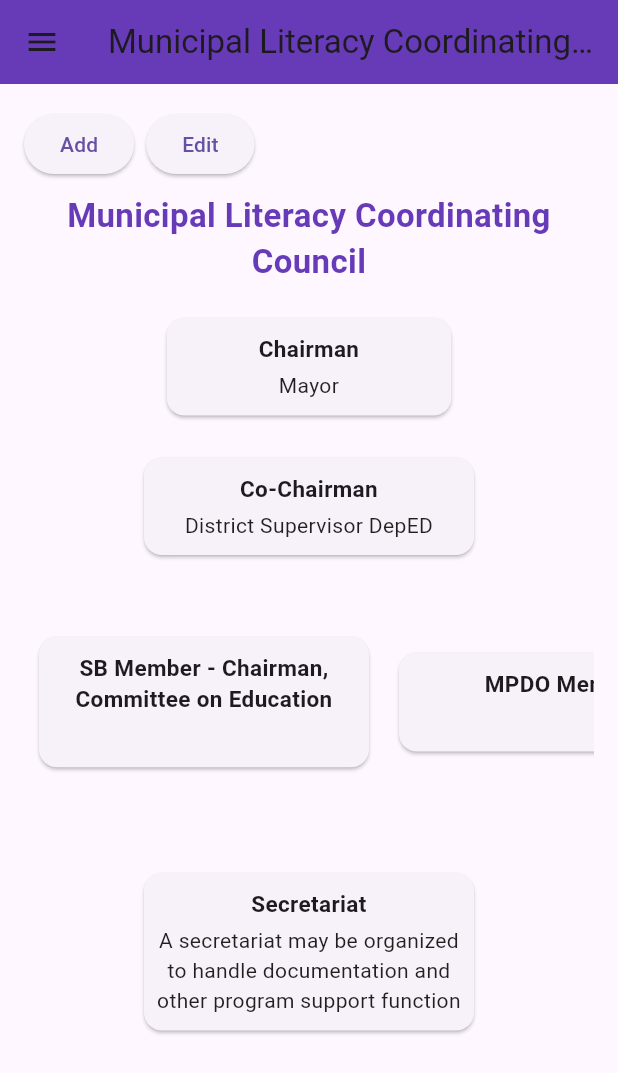
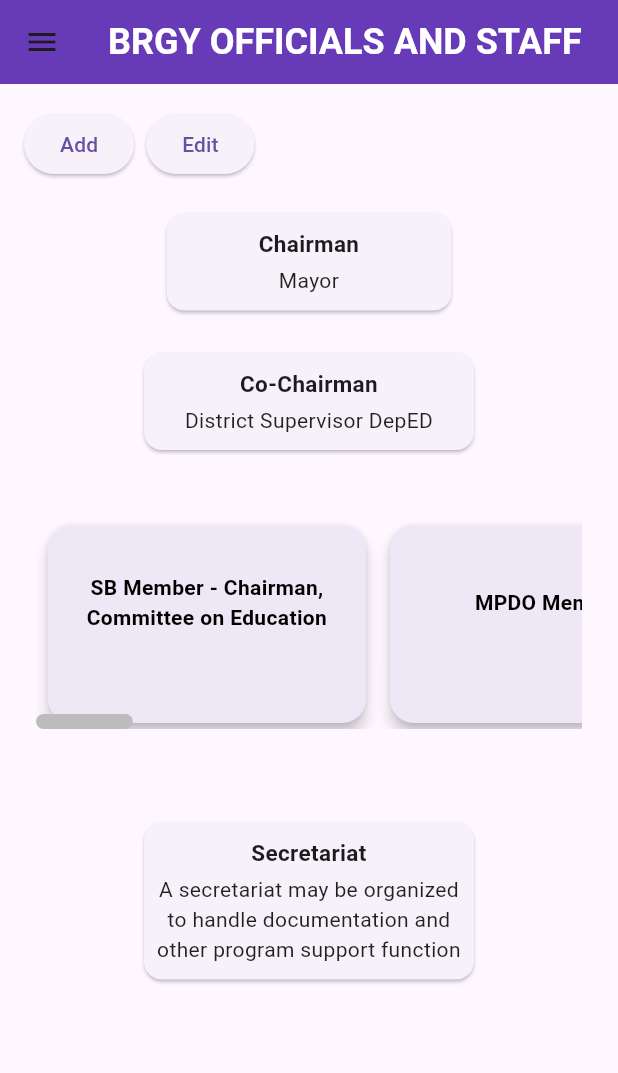
Before and after one commit to OscarTheThird/barangay-mercedes-document-management--system, a Flutter app: the BarangayCoordinatorPage screen opened directly, on a phone screen of 412 x 824 dp. Shown: the top 1073 px of the screen. Run offline on Flutter 3.47's test engine with Material 3 defaults, Android fonts, the light colour scheme and no system bars; our stand-ins replace cloud_firestore, firebase_auth, firebase_core; accounts and stored records are empty.

Commit message:
okay na po to(Updated design in the Brgy officials)

```diff
--- a/lib/barangay_coordinator_page.dart
+++ b/lib/barangay_coordinator_page.dart
@@ -286,6 +286,46 @@ class _BarangayCoordinatorPageState extends State<BarangayCoordinatorPage> {
     );
   }
 
+  void _showEditMemberDialog(String title, String? currentName) {
+    final controller = TextEditingController(text: currentName ?? '');
+    showDialog(
+      context: context,
+      builder: (context) {
+        return AlertDialog(
+          title: Text('Edit $title'),
+          content: TextField(
+            controller: controller,
+            decoration: InputDecoration(labelText: 'Name'),
+            autofocus: true,
+          ),
+          actions: [
+            TextButton(
+              onPressed: () => Navigator.pop(context),
+              child: Text('Cancel'),
+            ),
+            ElevatedButton(
+              onPressed: () async {
+                final name = controller.text.trim();
+                if (name.isNotEmpty) {
+                  await _firestore.collection('barangay_coordinator').doc(safeDocId(title)).set({
+                    'title': title,
+                    'name': name,
+                  });
+                  Navigator.pop(context);
+                  _loadCouncilData();
+                  ScaffoldMessenger.of(context).showSnackBar(
+                    SnackBar(content: Text('Successfully Updated!')),
+                  );
+                }
+              },
+              child: Text('Save'),
+            ),
+          ],
+        );
+      },
+    );
+  }
+
   Widget _buildDrawer(BuildContext context) {
     final Color drawerBg = Color(0xFF4632A1);
     final Color iconColor = Colors.white;
@@ -454,16 +494,6 @@ class _BarangayCoordinatorPageState extends State<BarangayCoordinatorPage> {
                             ],
                           ],
                         ),
-                        SizedBox(height: 8),
-                        Text(
-                          'Municipal Literacy Coordinating Council',
-                          style: TextStyle(
-                            fontWeight: FontWeight.bold,
-                            fontSize: isWide ? 28 : 22,
-                            color: Colors.deepPurple,
-                          ),
-                          textAlign: TextAlign.center,
-                        ),
                         SizedBox(height: 16),
                         // Chairman
                         Center(
@@ -482,7 +512,19 @@ class _BarangayCoordinatorPageState extends State<BarangayCoordinatorPage> {
                         ),
                         SizedBox(height: 32),
                         // Members
-                        SingleChildScrollView(
+                        Padding(
+                          padding: const EdgeInsets.symmetric(horizontal: 8.0, vertical: 8.0),
+                          child: LayoutBuilder(
+                            builder: (context, constraints) {
+                              final ScrollController _scrollController = ScrollController();
+                              return Scrollbar(
+                                controller: _scrollController,
+                                thumbVisibility: true,
+                                thickness: 10,
+                                radius: Radius.circular(8),
+                                interactive: true,
+                                child: SingleChildScrollView(
+                                  controller: _scrollController,
                                   scrollDirection: Axis.horizontal,
                                   child: Row(
                                     mainAxisAlignment: MainAxisAlignment.center,
@@ -490,11 +532,63 @@ class _BarangayCoordinatorPageState extends State<BarangayCoordinatorPage> {
                                       return Padding(
                                         padding: const EdgeInsets.symmetric(horizontal: 4.0),
                                         child: ConstrainedBox(
-                                  constraints: BoxConstraints(minWidth: 180, maxWidth: 260, minHeight: boxMinHeight),
-                                  child: _buildPositionCard(pos['title']!, pos['role'], councilData[pos['title']]),
+                                          constraints: BoxConstraints(
+                                            minWidth: 220,
+                                            maxWidth: 220,
+                                            minHeight: 140,
+                                            maxHeight: 140,
+                                          ),
+                                          child: Card(
+                                            elevation: 4,
+                                            shape: RoundedRectangleBorder(
+                                              borderRadius: BorderRadius.circular(16),
+                                            ),
+                                            color: Colors.deepPurple.shade50,
+                                            child: Center(
+                                              child: Padding(
+                                                padding: const EdgeInsets.symmetric(vertical: 14.0, horizontal: 10.0),
+                                                child: IntrinsicHeight(
+                                                  child: Column(
+                                                    mainAxisAlignment: MainAxisAlignment.center,
+                                                    crossAxisAlignment: CrossAxisAlignment.center,
+                                                    children: [
+                                                      Flexible(
+                                                        child: Text(
+                                                          pos['title']!,
+                                                          textAlign: TextAlign.center,
+                                                          style: TextStyle(
+                                                            fontWeight: FontWeight.bold,
+                                                            fontSize: constraints.maxWidth > 600 ? 16 : 14,
+                                                            color: Colors.black,
+                                                          ),
+                                                        ),
+                                                      ),
+                                                      SizedBox(height: 10),
+                                                      Flexible(
+                                                        child: Text(
+                                                          councilData[pos['title']] != null
+                                                              ? 'Name: ${councilData[pos['title']]['name']}'
+                                                              : (pos['role'] ?? ''),
+                                                          textAlign: TextAlign.center,
+                                                          style: TextStyle(
+                                                            fontSize: constraints.maxWidth > 600 ? 14 : 13,
+                                                            color: Colors.black,
+                                                          ),
+                                                        ),
+                                                      ),
+                                                    ],
+                                                  ),
+                                                ),
+                                              ),
+                                            ),
+                                          ),
                                         ),
                                       );
                                     }).toList(),
+                                  ),
+                                ),
+                              );
+                            },
                           ),
                         ),
                         SizedBox(height: 48),
@@ -514,7 +608,15 @@ class _BarangayCoordinatorPageState extends State<BarangayCoordinatorPage> {
           // Sidebar layout
           return Scaffold(
             appBar: AppBar(
-              title: Text('Municipal Literacy Coordinating Council'),
+              centerTitle: true,
+              title: Text(
+                'BRGY OFFICIALS AND STAFF',
+                style: TextStyle(
+                  color: Colors.white,
+                  fontWeight: FontWeight.bold,
+                  fontSize: MediaQuery.of(context).size.width > 600 ? 32 : 24,
+                ),
+              ),
               backgroundColor: Colors.deepPurple,
               automaticallyImplyLeading: false,
             ),
@@ -529,7 +631,15 @@ class _BarangayCoordinatorPageState extends State<BarangayCoordinatorPage> {
           // Drawer menu layout
           return Scaffold(
             appBar: AppBar(
-              title: Text('Municipal Literacy Coordinating Council'),
+              centerTitle: true,
+              title: Text(
+                'BRGY OFFICIALS AND STAFF',
+                style: TextStyle(
+                  color: Colors.white,
+                  fontWeight: FontWeight.bold,
+                  fontSize: MediaQuery.of(context).size.width > 600 ? 32 : 24,
+                ),
+              ),
               backgroundColor: Colors.deepPurple,
             ),
             drawer: _buildDrawer(context),
```
Lines whose indentation alone changed are shown as unchanged.
